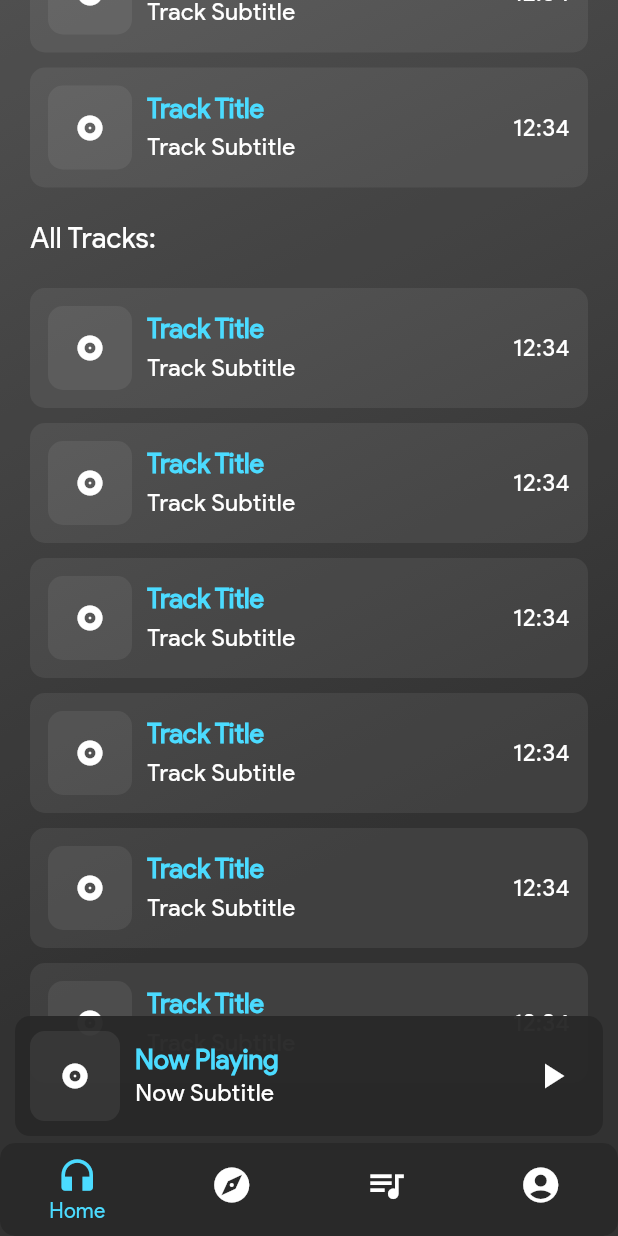
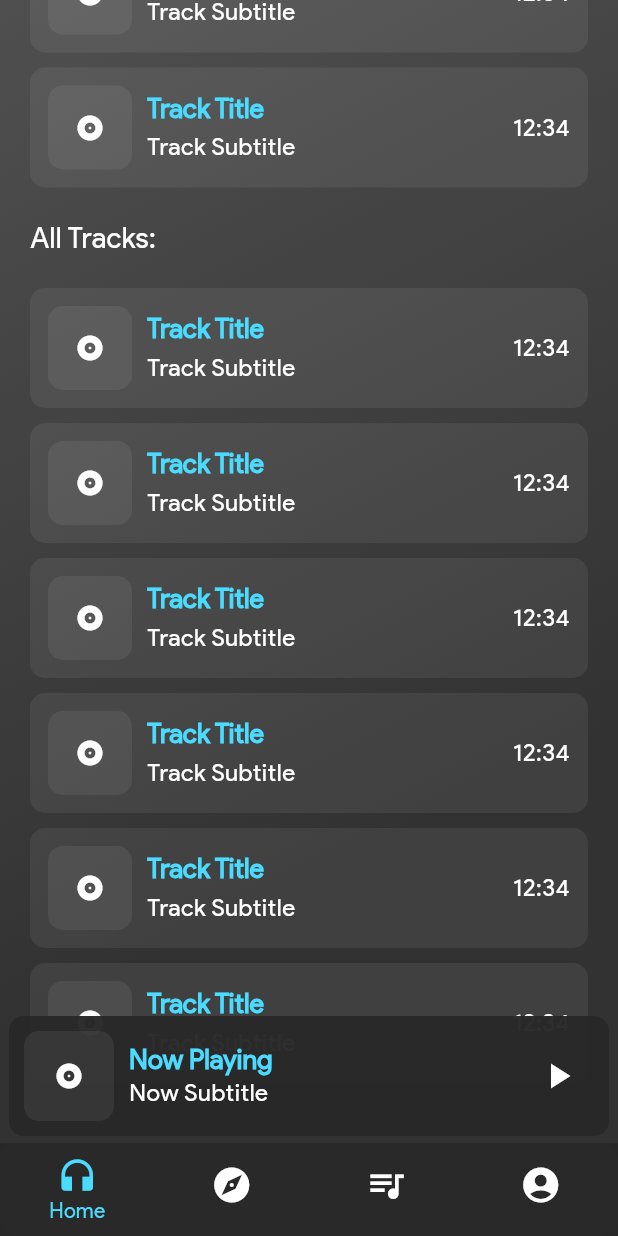
Before and after one commit to Harshit-Sonawala/apollo_player, a Flutter app: the screen it shows after launch, scrolled down 400 dp, after a tap on the "play arrow" icon, on a phone screen of 412 x 824 dp. Run offline on Flutter 3.47's test engine with Material 2 defaults, Android fonts, the phone set to English and light mode, and no system bars.

Commit message:
Fixed expanded and other minor fixes

```diff
--- a/lib/screens/bottom_nav_screen.dart
+++ b/lib/screens/bottom_nav_screen.dart
@@ -21,6 +21,7 @@ class _BottomNavScreenState extends State<BottomNavScreen> {
   var _selectedScreenIndex = 0;
   final _showAccounts = true;
   final _showNowPlaying = true;
+  final _showBottomNavigationBar = true;
   final List<Map<String, Object>> _screenData = const [
     {"screen": HomeScreen()},
     {"screen": ExploreScreen()},
@@ -42,10 +43,7 @@ class _BottomNavScreenState extends State<BottomNavScreen> {
           if (_showNowPlaying) const NowPlayingBar(),
         ],
       ),
-      bottomNavigationBar: ClipRRect(
-        borderRadius: BorderRadius.circular(10),
-        child: CustomCard(
-          borderRadius: 20,
+      bottomNavigationBar: CustomCard(
         // margin: const EdgeInsets.only(
         //   top: 8,
         //   left: 10,
@@ -79,7 +77,6 @@ class _BottomNavScreenState extends State<BottomNavScreen> {
           ],
         ),
       ),
-      ),
     );
   }
 }
--- a/lib/screens/home_screen.dart
+++ b/lib/screens/home_screen.dart
@@ -36,8 +36,8 @@ class _HomeScreenState extends State<HomeScreen> {
                         size: 28,
                       ),
                     ),
-                    const SizedBox(width: 20),
-                    Row(
+                    Expanded(
+                      child: Row(
                         crossAxisAlignment: CrossAxisAlignment.center,
                         children: [
                           Icon(
@@ -57,8 +57,7 @@ class _HomeScreenState extends State<HomeScreen> {
                           ),
                         ],
                       ),
-                    const SizedBox(width: 20),
-                    Expanded(child: Container()),
+                    ),
                     IconButton(
                       onPressed: () => {
                         // widget.passedKey.currentState?.openDrawer(),
--- a/lib/widgets/now_playing_bar.dart
+++ b/lib/widgets/now_playing_bar.dart
@@ -10,7 +10,7 @@ class NowPlayingBar extends StatefulWidget {
 }
 
 class _NowPlayingBarState extends State<NowPlayingBar> {
-  Offset pos_offset = const Offset(32, 732);
+  // Offset pos_offset = const Offset(32, 732);
   double _nowPlayingHeight = 80;
   @override
   Widget build(BuildContext context) {
@@ -28,7 +28,7 @@ class _NowPlayingBarState extends State<NowPlayingBar> {
             {
               debugPrint('dragUpdateDetails.delta.dy: ${dragUpdateDetails.delta.dy}'),
               setState(() => {
-                    pos_offset += dragUpdateDetails.delta,
+                    // pos_offset += dragUpdateDetails.delta,
                     _nowPlayingHeight += dragUpdateDetails.delta.dy * -1,
                   }),
             },
@@ -51,11 +51,14 @@ class _NowPlayingBarState extends State<NowPlayingBar> {
           width: MediaQuery.of(context).size.width,
           child: CustomCard(
             padding: const EdgeInsets.symmetric(horizontal: 10, vertical: 6),
-            margin: const EdgeInsets.symmetric(horizontal: 10, vertical: 0),
+            margin: const EdgeInsets.symmetric(horizontal: 6, vertical: 0),
             color: const Color.fromARGB(248, 40, 40, 40),
             child: Row(
               mainAxisAlignment: MainAxisAlignment.spaceEvenly,
               crossAxisAlignment: CrossAxisAlignment.center,
+              children: [
+                Expanded(
+                  child: Row(
                     children: [
                       const CustomCard(
                         padding: EdgeInsets.all(20),
@@ -77,8 +80,8 @@ class _NowPlayingBarState extends State<NowPlayingBar> {
                           ),
                         ],
                       ),
-                Expanded(
-                  child: Container(),
+                    ],
+                  ),
                 ),
                 IconButton(
                     onPressed: () => {},
--- a/lib/widgets/track_card.dart
+++ b/lib/widgets/track_card.dart
@@ -27,6 +27,9 @@ class _TrackCardState extends State<TrackCard> {
       padding: widget.padding,
       child: Row(
         children: [
+          Expanded(
+            child: Row(
+              children: [
                 const CustomCard(
                   padding: EdgeInsets.all(18),
                   borderRadius: 2,
@@ -47,8 +50,8 @@ class _TrackCardState extends State<TrackCard> {
                     ),
                   ],
                 ),
-          Expanded(
-            child: Container(),
+              ],
+            ),
           ),
           const SizedBox(width: 10),
           Text(
```
Lines whose indentation alone changed are shown as unchanged.
